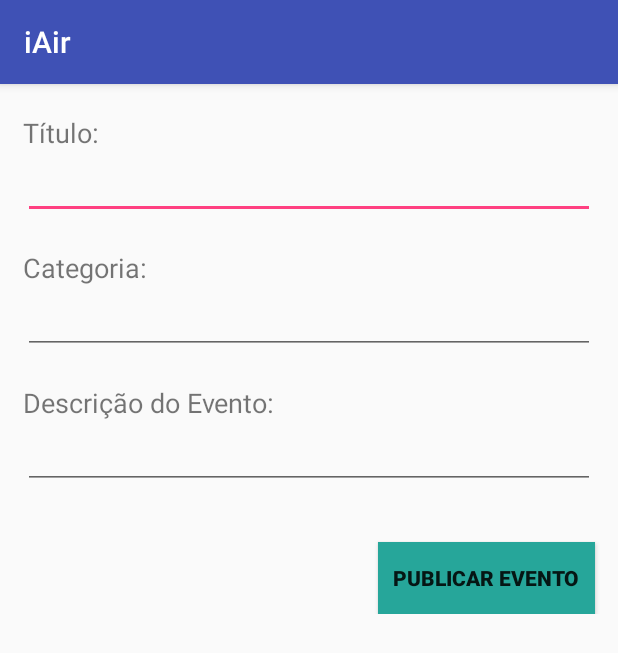
After one commit to FredericoCordeiro/iAir, an Android app: the NovoEventoActivity screen opened directly, with no data from a screen before it, on a phone screen of 412 x 824 dp. The commit adds this screen. Shown: the top 653 px of the screen. Run offline under Robolectric (Android 15) with nearby library versions, the phone set to English and light mode, and no system bars; our stand-ins replace Volley; network calls fail.

Commit message:
novo evento activity

```diff
--- a/app/src/main/AndroidManifest.xml
+++ b/app/src/main/AndroidManifest.xml
@@ -42,9 +42,8 @@
 
         <activity
             android:name=".MapsActivity"
-            android:label="@string/title_activity_maps">
-        </activity>
-
+            android:label="@string/title_activity_maps"></activity>
+        <activity android:name=".NovoEventoActivity"></activity>
     </application>
 
 </manifest>
--- a/app/src/main/java/com/taes/iair/iair/SensoresActivity.java
+++ b/app/src/main/java/com/taes/iair/iair/SensoresActivity.java
@@ -107,7 +107,7 @@ public class SensoresActivity extends AppCompatActivity implements SensorEventLi
                     if (txtLocation.getText().toString()=="N/A"){
                         Toast.makeText(SensoresActivity.this, "Erro ao identificar as coordenadas do local!", Toast.LENGTH_SHORT).show();
                     }else {
-                        if (username.isEmpty()) {
+                        if (username.isEmpty() || username=="N/A") {
                             Toast.makeText(SensoresActivity.this, "Tem de definir um Username no Menu de Opções para poder publicar!", Toast.LENGTH_SHORT).show();
                         } else {
                             inserir(local);
--- a/app/src/main/res/layout/activity_info_local.xml
+++ b/app/src/main/res/layout/activity_info_local.xml
@@ -165,6 +165,7 @@
         android:layout_marginLeft="10dp"
         android:layout_weight="0"
         android:background="@color/ic_location_background"
+        android:onClick="onClickAddEvento"
         android:padding="10dp"
         android:text="Adicionar Evento"
         android:textAlignment="center"
--- /dev/null
+++ b/app/src/main/res/layout/activity_novo_evento.xml
@@ -0,0 +1,135 @@
+<?xml version="1.0" encoding="utf-8"?>
+<LinearLayout xmlns:android="http://schemas.android.com/apk/res/android"
+    xmlns:app="http://schemas.android.com/apk/res-auto"
+    xmlns:tools="http://schemas.android.com/tools"
+    android:layout_width="match_parent"
+    android:layout_height="match_parent"
+    android:orientation="vertical"
+    tools:context="com.taes.iair.iair.NovoEventoActivity">
+
+    <LinearLayout
+        android:layout_width="match_parent"
+        android:layout_height="20dp"
+        android:layout_weight="0"
+        android:orientation="horizontal"></LinearLayout>
+
+    <LinearLayout
+        android:layout_width="match_parent"
+        android:layout_height="wrap_content"
+        android:layout_weight="0"
+        android:gravity="center"
+        android:orientation="horizontal">
+
+        <TextView
+            android:id="@+id/textViewTitulo"
+            android:layout_width="match_parent"
+            android:layout_height="wrap_content"
+            android:layout_marginLeft="15dp"
+            android:layout_weight="1"
+            android:text="Título:"
+            android:textSize="18sp" />
+
+    </LinearLayout>
+
+    <EditText
+        android:id="@+id/editTextTitulo"
+        android:layout_width="match_parent"
+        android:layout_height="wrap_content"
+        android:layout_marginLeft="15dp"
+        android:layout_marginRight="15dp"
+        android:layout_weight="0"
+        android:ems="10"
+        android:inputType="textPersonName" />
+
+    <LinearLayout
+        android:layout_width="match_parent"
+        android:layout_height="20dp"
+        android:layout_weight="0"
+        android:orientation="horizontal"></LinearLayout>
+
+    <LinearLayout
+        android:layout_width="match_parent"
+        android:layout_height="wrap_content"
+        android:layout_weight="0"
+        android:gravity="center"
+        android:orientation="horizontal">
+
+        <TextView
+            android:id="@+id/textViewCategoria"
+            android:layout_width="match_parent"
+            android:layout_height="wrap_content"
+            android:layout_marginLeft="15dp"
+            android:layout_weight="1"
+            android:text="Categoria:"
+            android:textSize="18sp" />
+
+    </LinearLayout>
+
+    <EditText
+        android:id="@+id/editTextCategoria"
+        android:layout_width="match_parent"
+        android:layout_height="wrap_content"
+        android:layout_marginLeft="15dp"
+        android:layout_marginRight="15dp"
+        android:layout_weight="0"
+        android:ems="10"
+        android:inputType="textPersonName" />
+
+    <LinearLayout
+        android:layout_width="match_parent"
+        android:layout_height="20dp"
+        android:layout_weight="0"
+        android:orientation="horizontal"></LinearLayout>
+
+    <LinearLayout
+        android:layout_width="match_parent"
+        android:layout_height="wrap_content"
+        android:layout_weight="0"
+        android:gravity="center"
+        android:orientation="horizontal">
+
+        <TextView
+            android:id="@+id/textViewDesc"
+            android:layout_width="match_parent"
+            android:layout_height="match_parent"
+            android:layout_marginLeft="15dp"
+            android:layout_weight="1"
+            android:text="Descrição do Evento:"
+            android:textSize="18sp" />
+
+    </LinearLayout>
+
+    <EditText
+        android:id="@+id/editTextDescricao"
+        android:layout_width="match_parent"
+        android:layout_height="wrap_content"
+        android:layout_marginLeft="15dp"
+        android:layout_marginRight="15dp"
+        android:layout_weight="0"
+        android:ems="10"
+        android:inputType="textMultiLine" />
+
+    <LinearLayout
+        android:layout_width="match_parent"
+        android:layout_height="wrap_content"
+        android:layout_marginTop="20dp"
+        android:layout_weight="0"
+        android:gravity="right"
+        android:orientation="vertical">
+
+        <Button
+            android:id="@+id/button7"
+            android:layout_width="wrap_content"
+            android:layout_height="wrap_content"
+            android:layout_gravity="right"
+            android:layout_marginRight="15dp"
+            android:layout_marginTop="15dp"
+            android:layout_weight="1"
+            android:background="@color/ic_humidity_background"
+            android:onClick="onClickPubEvent"
+            android:padding="10dp"
+            android:text="Publicar Evento"
+            android:textStyle="bold" />
+    </LinearLayout>
+
+</LinearLayout>
```
Also changed, not shown: app/src/main/java/com/taes/iair/iair/InfoLocalActivity.java (+7 -0 lines), app/src/main/java/com/taes/iair/iair/MapsActivity.java (+25 -13 lines), app/src/main/java/com/taes/iair/iair/NovoEventoActivity.java (added, +149 -0 lines).
